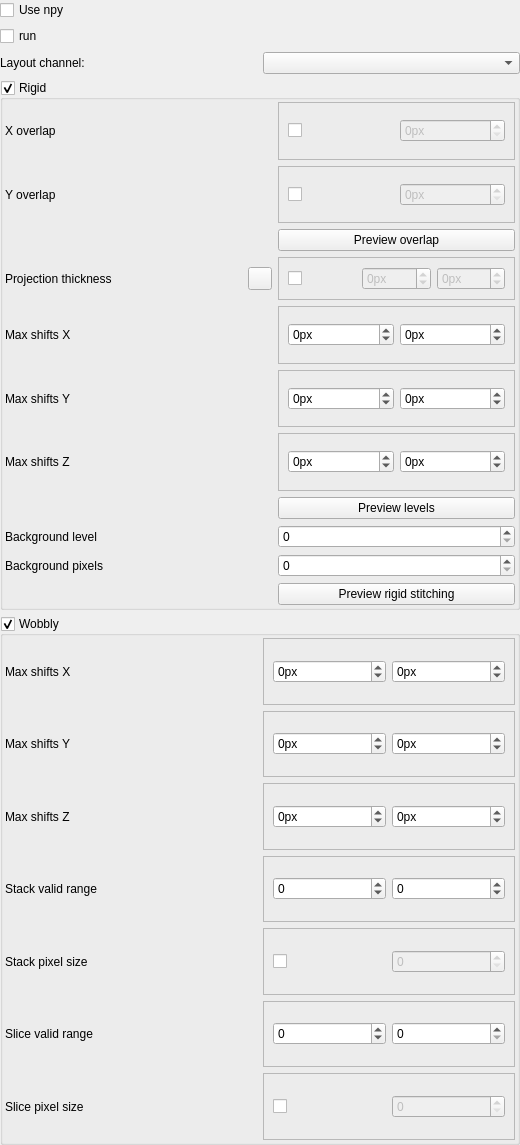
Old version of the form ClearMap/gui/creator/stitching_params.ui in the repository ClearAnatomics/ClearMap.
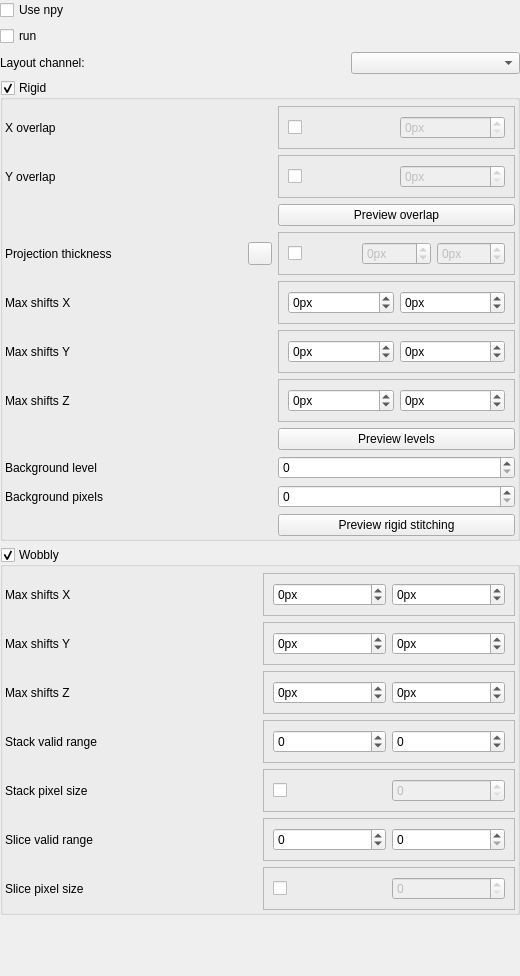
New version of the form. Icons and pictures are not drawn.

Commit message: BUGFIX: Fixes display of wobbly stitching controls

Diff of the .ui file:
```diff
--- a/ClearMap/gui/creator/stitching_params.ui
+++ b/ClearMap/gui/creator/stitching_params.ui
@@ -7,7 +7,7 @@
     <x>0</x>
     <y>0</y>
     <width>520</width>
-    <height>1145</height>
+    <height>976</height>
    </rect>
   </property>
   <property name="windowTitle">
@@ -47,10 +47,10 @@
      </property>
     </widget>
    </item>
-   <item row="2" column="1">
+   <item row="2" column="2">
     <widget class="QComboBox" name="layoutChannelComboBox"/>
    </item>
-   <item row="3" column="0" colspan="2">
+   <item row="3" column="0" colspan="3">
     <widget class="QGroupBox" name="rigidParamsGroupBox">
      <property name="title">
       <string>Rigid</string>
@@ -66,7 +66,7 @@
        <number>2</number>
       </property>
       <property name="topMargin">
-       <number>2</number>
+       <number>6</number>
       </property>
       <property name="rightMargin">
        <number>2</number>
@@ -444,7 +444,7 @@
      </layout>
     </widget>
    </item>
-   <item row="4" column="0" colspan="2">
+   <item row="4" column="0" colspan="3">
     <widget class="QGroupBox" name="wobblyParamsGroupBox">
      <property name="title">
       <string>Wobbly</string>
@@ -457,7 +457,7 @@
        <number>2</number>
       </property>
       <property name="topMargin">
-       <number>2</number>
+       <number>6</number>
       </property>
       <property name="rightMargin">
        <number>2</number>
@@ -780,6 +780,19 @@
      </layout>
     </widget>
    </item>
+   <item row="5" column="1">
+    <spacer name="verticalSpacer">
+     <property name="orientation">
+      <enum>Qt::Vertical</enum>
+     </property>
+     <property name="sizeHint" stdset="0">
+      <size>
+       <width>20</width>
+       <height>23</height>
+      </size>
+     </property>
+    </spacer>
+   </item>
   </layout>
  </widget>
  <resources>
```
Left out of the diff: 216 changed lines with no effect on the pictures.
